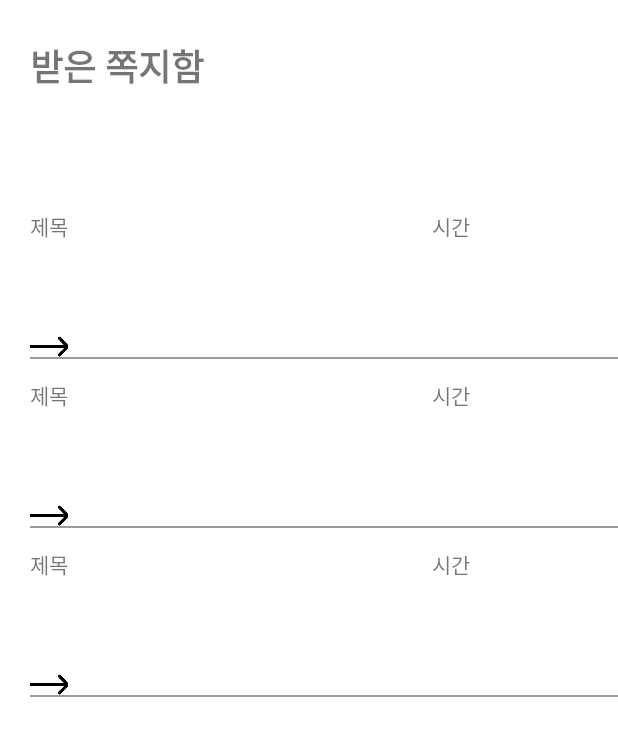
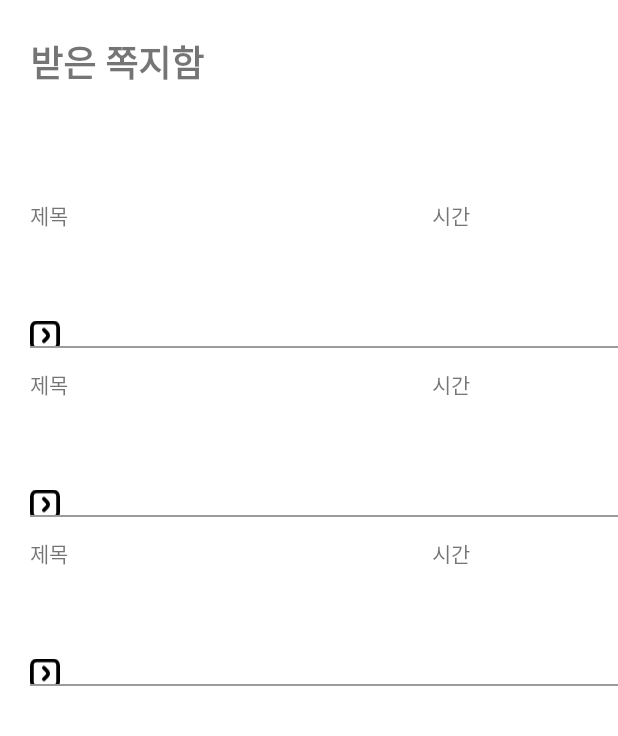
Before and after one commit to realwaterha/MessageApp, an Android app: the layout fragment_main.xml on its own in the app's theme, with its tools: preview values and no code run, on a phone screen of 412 x 824 dp. Shown: the top 736 px of the screen. Run offline under Robolectric (Android 15) with nearby library versions, the phone set to English and light mode, and no system bars.

Commit message:
bottom UI

```diff
--- /dev/null
+++ b/app/src/main/res/drawable/angle_square_right_24.xml
@@ -0,0 +1 @@
+<vector xmlns:android="http://schemas.android.com/apk/res/android" android:width="24dp" android:height="24dp" android:viewportWidth="24" android:viewportHeight="24" android:tint="@color/black"><path android:fillColor="@android:color/white" android:pathData="M24,5.5v13A5.507,5.507,0,0,1,18.5,24H5.5A5.506,5.506,0,0,1,0,18.5V5.5A5.506,5.506,0,0,1,5.5,0h13A5.507,5.507,0,0,1,24,5.5ZM3,18.5A2.5,2.5,0,0,0,5.5,21h13A2.5,2.5,0,0,0,21,18.5V5.5A2.5,2.5,0,0,0,18.5,3H5.5A2.5,2.5,0,0,0,3,5.5ZM14.779,9.04,12.233,6.449a1.5,1.5,0,1,0-2.139,2.1l2.554,2.6a1.223,1.223,0,0,1-.009,1.707l-2.545,2.591a1.5,1.5,0,1,0,2.139,2.1L14.77,14.97a4.2,4.2,0,0,0,.009-5.93Z"/></vector>
--- /dev/null
+++ b/app/src/main/res/drawable/comment_bold_24.xml
@@ -0,0 +1 @@
+<vector xmlns:android="http://schemas.android.com/apk/res/android" android:width="24dp" android:height="24dp" android:viewportWidth="24" android:viewportHeight="24" android:tint="?attr/colorControlNormal"><path android:fillColor="@android:color/white" android:pathData="M19.675,2.758A11.936,11.936,0,0,0,10.474.1,12,12,0,0,0,12.018,24H19a5.006,5.006,0,0,0,5-5V11.309l0-.063A12.044,12.044,0,0,0,19.675,2.758ZM8,7h4a1,1,0,0,1,0,2H8A1,1,0,0,1,8,7Zm8,10H8a1,1,0,0,1,0-2h8a1,1,0,0,1,0,2Zm0-4H8a1,1,0,0,1,0-2h8a1,1,0,0,1,0,2Z"/></vector>
--- /dev/null
+++ b/app/src/main/res/drawable/comment_normal_24.xml
@@ -0,0 +1 @@
+<vector xmlns:android="http://schemas.android.com/apk/res/android" android:width="24dp" android:height="24dp" android:viewportWidth="24" android:viewportHeight="24" android:tint="?attr/colorControlNormal"><path android:fillColor="@android:color/white" android:pathData="M24,11.247A12.012,12.012,0,1,0,12.017,24H19a5.005,5.005,0,0,0,5-5V11.247ZM22,19a3,3,0,0,1-3,3H12.017a10.041,10.041,0,0,1-7.476-3.343,9.917,9.917,0,0,1-2.476-7.814,10.043,10.043,0,0,1,8.656-8.761A10.564,10.564,0,0,1,12.021,2,9.921,9.921,0,0,1,18.4,4.3,10.041,10.041,0,0,1,22,11.342Z"/><path android:fillColor="@android:color/white" android:pathData="M8,9h4a1,1,0,0,0,0-2H8A1,1,0,0,0,8,9Z"/><path android:fillColor="@android:color/white" android:pathData="M16,11H8a1,1,0,0,0,0,2h8a1,1,0,0,0,0-2Z"/><path android:fillColor="@android:color/white" android:pathData="M16,15H8a1,1,0,0,0,0,2h8a1,1,0,0,0,0-2Z"/></vector>
--- /dev/null
+++ b/app/src/main/res/drawable/paper_plane_bold_24.xml
@@ -0,0 +1 @@
+<vector xmlns:android="http://schemas.android.com/apk/res/android" android:width="24dp" android:height="24dp" android:viewportWidth="24" android:viewportHeight="24" android:tint="?attr/colorControlNormal"><path android:fillColor="@android:color/white" android:pathData="M505.878,36.682L110.763,431.69c8.542,4.163,17.911,6.351,27.413,6.4h67.669c5.661-0.015,11.092,2.236,15.083,6.251   l36.672,36.651c19.887,20.024,46.936,31.295,75.157,31.317c11.652-0.011,23.224-1.921,34.261-5.653   c38.05-12.475,65.726-45.46,71.403-85.099l72.085-342.4C513.948,64.89,512.311,49.871,505.878,36.682z"/><path android:fillColor="@android:color/white" android:pathData="M433.771,1.652L92.203,73.61C33.841,81.628-6.971,135.44,1.047,193.802c3.167,23.048,13.782,44.43,30.228,60.885   l36.651,36.651c4.006,4.005,6.255,9.439,6.251,15.104v67.669c0.049,9.502,2.237,18.872,6.4,27.413L475.627,6.41   C462.645,0.03,447.853-1.651,433.771,1.652z"/></vector>
--- /dev/null
+++ b/app/src/main/res/drawable/paper_plane_normal_24.xml
@@ -0,0 +1 @@
+<vector xmlns:android="http://schemas.android.com/apk/res/android" android:width="24dp" android:height="24dp" android:viewportWidth="24" android:viewportHeight="24" android:tint="?attr/colorControlNormal"><path android:fillColor="@android:color/white" android:pathData="M23.119.882a2.966,2.966,0,0,0-2.8-.8l-16,3.37a4.995,4.995,0,0,0-2.853,8.481L3.184,13.65a1,1,0,0,1,.293.708v3.168a2.965,2.965,0,0,0,.3,1.285l-.008.007.026.026A3,3,0,0,0,5.157,20.2l.026.026.007-.008a2.965,2.965,0,0,0,1.285.3H9.643a1,1,0,0,1,.707.292l1.717,1.717A4.963,4.963,0,0,0,15.587,24a5.049,5.049,0,0,0,1.605-.264,4.933,4.933,0,0,0,3.344-3.986L23.911,3.715A2.975,2.975,0,0,0,23.119.882ZM4.6,12.238,2.881,10.521a2.94,2.94,0,0,1-.722-3.074,2.978,2.978,0,0,1,2.5-2.026L20.5,2.086,5.475,17.113V14.358A2.978,2.978,0,0,0,4.6,12.238Zm13.971,7.17a3,3,0,0,1-5.089,1.712L11.762,19.4a2.978,2.978,0,0,0-2.119-.878H6.888L21.915,3.5Z"/></vector>
--- a/app/src/main/res/layout/fragment_main.xml
+++ b/app/src/main/res/layout/fragment_main.xml
@@ -5,17 +5,6 @@
     android:layout_width="match_parent"
     android:layout_height="match_parent"
     tools:context=".fragment.MainFragment">
-
-    <androidx.recyclerview.widget.RecyclerView
-        android:id="@+id/rv_message"
-        android:layout_width="match_parent"
-        android:layout_height="654dp"
-        app:layout_constraintBottom_toBottomOf="parent"
-        app:layout_constraintEnd_toEndOf="parent"
-        app:layout_constraintHorizontal_bias="0.0"
-        app:layout_constraintStart_toStartOf="parent"
-        app:layout_constraintTop_toTopOf="@+id/guideline6"
-        tools:listitem="@layout/item_message_content" />
 
     <androidx.constraintlayout.widget.Guideline
         android:id="@+id/guideline6"
@@ -30,6 +19,7 @@
         android:layout_height="wrap_content"
         android:layout_marginLeft="20dp"
         android:layout_marginTop="5dp"
+        android:layout_marginBottom="5dp"
         android:text="받은 쪽지함"
         android:textSize="24sp"
         android:textStyle="bold"
@@ -37,4 +27,22 @@
         app:layout_constraintStart_toStartOf="parent"
         app:layout_constraintTop_toTopOf="parent" />
 
+    <androidx.constraintlayout.widget.Guideline
+        android:id="@+id/guideline8"
+        android:layout_width="wrap_content"
+        android:layout_height="wrap_content"
+        android:orientation="horizontal"
+        app:layout_constraintGuide_percent="0.9" />
+
+    <androidx.recyclerview.widget.RecyclerView
+        android:layout_width="match_parent"
+        android:layout_height="592dp"
+        android:id="@+id/rv_message"
+        app:layout_constraintBottom_toTopOf="@+id/guideline8"
+        app:layout_constraintEnd_toEndOf="parent"
+        app:layout_constraintStart_toStartOf="parent"
+        app:layout_constraintTop_toTopOf="@+id/guideline6"
+        app:layout_constraintVertical_bias="0.545"
+        tools:listitem="@layout/item_message_content"/>
+
 </androidx.constraintlayout.widget.ConstraintLayout>
--- a/app/src/main/res/layout/item_message_content.xml
+++ b/app/src/main/res/layout/item_message_content.xml
@@ -37,20 +37,20 @@
         android:layout_height="22dp"
         android:layout_weight="1"
         android:orientation="vertical">
+
         <TextView
             android:id="@+id/tv_content"
-            android:layout_width="190dp"
-            android:layout_height="76dp"
+            android:layout_width="188dp"
+            android:layout_height="wrap_content"
             android:layout_marginLeft="20dp"
             android:layout_weight="1"
             android:text="내용" />
         <ImageView
             android:id="@+id/imageRead"
-            android:src="@drawable/arrow_right"
+            android:src="@drawable/angle_square_right_24"
             android:layout_marginLeft="20dp"
-            android:layout_width="25dp"
-            android:layout_height="30dp"
-            android:text="읽기" />
+            android:layout_width="20dp"
+            android:layout_height="30dp" />
     </LinearLayout>
     <View
         android:layout_width="match_parent"
```
Also changed, not shown: app/src/main/java/com/example/messageapp/MainActivity.kt (+9 -9 lines), app/src/main/java/com/example/messageapp/fragment/LoginFragment.kt (+8 -5 lines), app/src/main/res/layout/activity_main.xml (+22 -18 lines), app/src/main/res/drawable/angle_right.png (added), app/src/main/res/drawable/angle_square_right.png (added).
